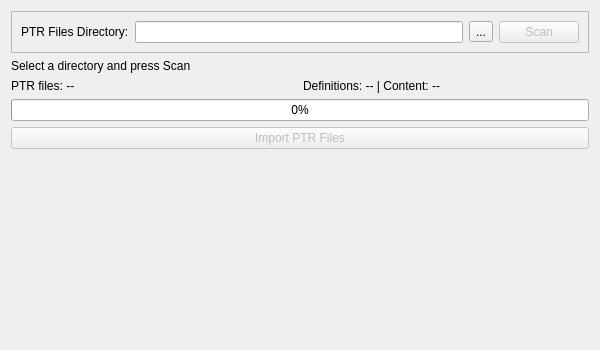
This is tools/HydrusImporter/src/ptr/gui/PTRImportWidget.ui in KJNeko/IDHAN as Qt 5 draws it before an edit. The edited form follows.
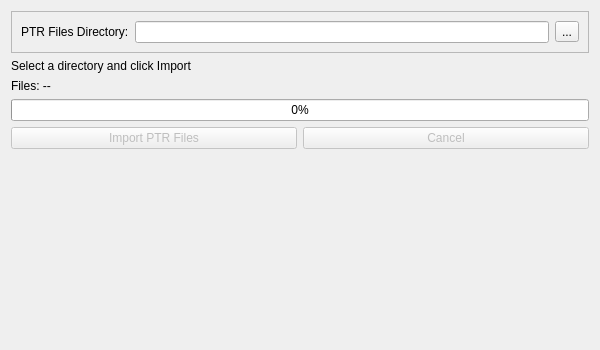
This is the edited form.

Commit message: Refactor and fix PTR import worker and widget

```diff
--- a/tools/HydrusImporter/src/ptr/gui/PTRImportWidget.ui
+++ b/tools/HydrusImporter/src/ptr/gui/PTRImportWidget.ui
@@ -37,43 +37,22 @@
                                 </property>
                             </widget>
                         </item>
-                        <item>
-                            <widget class="QPushButton" name="scanButton">
-                                <property name="enabled">
-                                    <bool>false</bool>
-                                </property>
-                                <property name="text">
-                                    <string>Scan</string>
-                                </property>
-                            </widget>
-                        </item>
                     </layout>
                 </widget>
             </item>
             <item>
                 <widget class="QLabel" name="statusLabel">
                     <property name="text">
-                        <string>Select a directory and press Scan</string>
+                        <string>Select a directory and click Import</string>
                     </property>
                 </widget>
             </item>
-            <item>
-                <layout class="QHBoxLayout" name="infoLayout">
                     <item>
                         <widget class="QLabel" name="fileCountLabel">
                             <property name="text">
-                                <string>PTR files: --</string>
-                            </property>
-                        </widget>
-                    </item>
-                    <item>
-                        <widget class="QLabel" name="mappingCountLabel">
-                            <property name="text">
-                                <string>Definitions: -- | Content: --</string>
-                            </property>
-                        </widget>
-                    </item>
-                </layout>
+                        <string>Files: --</string>
+                    </property>
+                </widget>
             </item>
             <item>
                 <widget class="QProgressBar" name="progressBar">
@@ -83,6 +62,8 @@
                 </widget>
             </item>
             <item>
+                <layout class="QHBoxLayout" name="buttonLayout">
+                    <item>
                 <widget class="QPushButton" name="importButton">
                     <property name="enabled">
                         <bool>false</bool>
@@ -91,6 +72,18 @@
                         <string>Import PTR Files</string>
                     </property>
                 </widget>
+                    </item>
+                    <item>
+                        <widget class="QPushButton" name="cancelButton">
+                            <property name="enabled">
+                                <bool>false</bool>
+                            </property>
+                            <property name="text">
+                                <string>Cancel</string>
+                            </property>
+                        </widget>
+                    </item>
+                </layout>
             </item>
             <item>
                 <spacer name="verticalSpacer">
```
Lines whose indentation alone changed are shown as unchanged. The commit also changes 4 other files.
